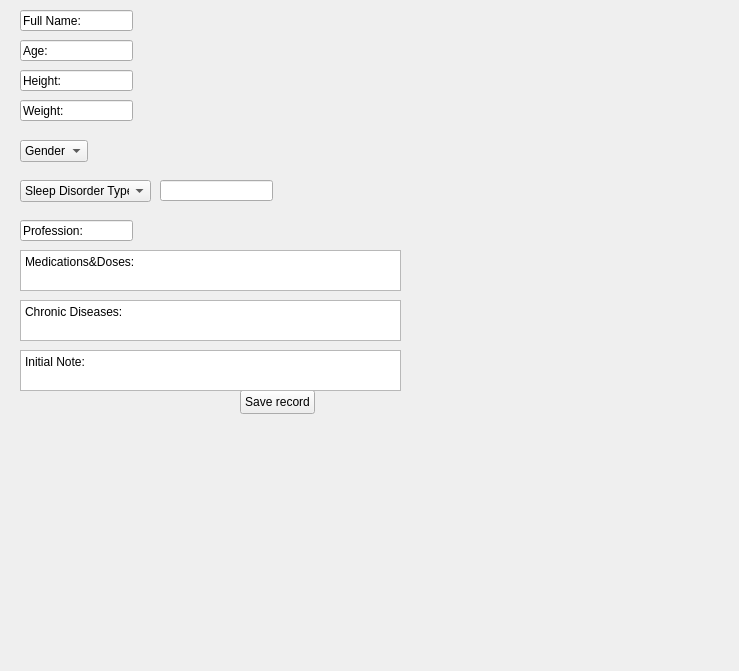
This is ui/patient_register.ui in gokcedenizclydr/sleep_disorder_tracker as Qt 5 draws it before an edit. The edited form follows.
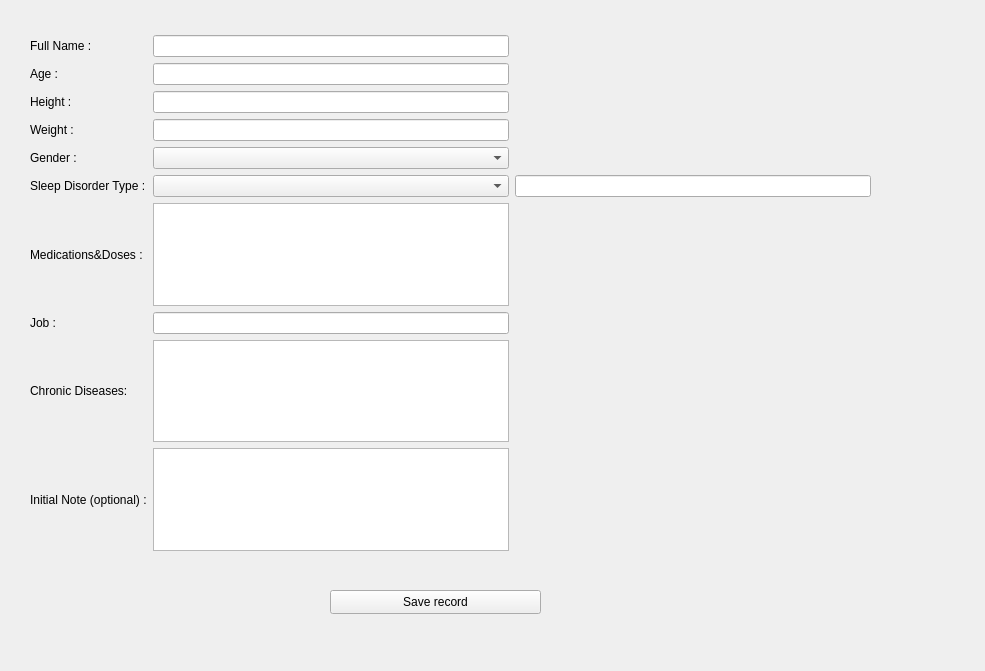
This is the edited form.

The edit to the form file:
```diff
--- a/ui/patient_register.ui
+++ b/ui/patient_register.ui
@@ -6,77 +6,71 @@
    <rect>
     <x>0</x>
     <y>0</y>
-    <width>739</width>
+    <width>985</width>
     <height>671</height>
    </rect>
   </property>
   <property name="windowTitle">
    <string>Form</string>
   </property>
-  <widget class="QLineEdit" name="lineEdit_name">
+  <widget class="QPushButton" name="pushButton">
    <property name="geometry">
     <rect>
-     <x>20</x>
-     <y>10</y>
-     <width>113</width>
-     <height>21</height>
+     <x>330</x>
+     <y>590</y>
+     <width>211</width>
+     <height>24</height>
     </rect>
    </property>
    <property name="text">
-    <string>Full Name:</string>
+    <string>Save record</string>
    </property>
   </widget>
-  <widget class="QLineEdit" name="lineEdit_age">
+  <widget class="QWidget" name="gridLayoutWidget">
    <property name="geometry">
     <rect>
-     <x>20</x>
-     <y>40</y>
-     <width>113</width>
-     <height>21</height>
+     <x>30</x>
+     <y>35</y>
+     <width>841</width>
+     <height>516</height>
     </rect>
    </property>
+   <layout class="QGridLayout" name="gridLayout">
+    <item row="8" column="0">
+     <widget class="QLabel" name="label_9">
    <property name="text">
-    <string>Age:</string>
-   </property>
-  </widget>
-  <widget class="QLineEdit" name="lineEdit_height">
-   <property name="geometry">
-    <rect>
-     <x>20</x>
-     <y>70</y>
-     <width>113</width>
-     <height>21</height>
-    </rect>
-   </property>
+       <string>Chronic Diseases:</string>
+      </property>
+     </widget>
+    </item>
+    <item row="0" column="1">
+     <widget class="QLineEdit" name="lineEdit_name"/>
+    </item>
+    <item row="2" column="0">
+     <widget class="QLabel" name="label_5">
    <property name="text">
-    <string>Height:</string>
-   </property>
-  </widget>
-  <widget class="QLineEdit" name="lineEdit_weight">
-   <property name="geometry">
-    <rect>
-     <x>20</x>
-     <y>100</y>
-     <width>113</width>
-     <height>21</height>
-    </rect>
-   </property>
+       <string>Height :</string>
+      </property>
+     </widget>
+    </item>
+    <item row="1" column="1">
+     <widget class="QLineEdit" name="lineEdit_age"/>
+    </item>
+    <item row="7" column="1">
+     <widget class="QLineEdit" name="lineEdit_profession"/>
+    </item>
+    <item row="6" column="0">
+     <widget class="QLabel" name="label_7">
    <property name="text">
-    <string>Weight:</string>
-   </property>
-  </widget>
+       <string>Medications&amp;Doses :</string>
+      </property>
+     </widget>
+    </item>
+    <item row="4" column="1">
   <widget class="QComboBox" name="comboBox_gender">
-   <property name="geometry">
-    <rect>
-     <x>20</x>
-     <y>140</y>
-     <width>68</width>
-     <height>22</height>
-    </rect>
-   </property>
    <item>
     <property name="text">
-     <string>Gender:</string>
+        <string/>
     </property>
    </item>
    <item>
@@ -95,18 +89,19 @@
     </property>
    </item>
   </widget>
+    </item>
+    <item row="7" column="0">
+     <widget class="QLabel" name="label_8">
+      <property name="text">
+       <string>Job :</string>
+      </property>
+     </widget>
+    </item>
+    <item row="5" column="1">
   <widget class="QComboBox" name="comboBox_disorderType">
-   <property name="geometry">
-    <rect>
-     <x>20</x>
-     <y>180</y>
-     <width>131</width>
-     <height>22</height>
-    </rect>
-   </property>
    <item>
     <property name="text">
-     <string>Sleep Disorder Type:</string>
+        <string/>
     </property>
    </item>
    <item>
@@ -155,80 +150,68 @@
     </property>
    </item>
   </widget>
-  <widget class="QPushButton" name="pushButton">
-   <property name="geometry">
-    <rect>
-     <x>240</x>
-     <y>390</y>
-     <width>75</width>
-     <height>24</height>
-    </rect>
-   </property>
+    </item>
+    <item row="4" column="0">
+     <widget class="QLabel" name="label">
    <property name="text">
-    <string>Save record</string>
-   </property>
-  </widget>
-  <widget class="QLineEdit" name="lineEdit_profession">
-   <property name="geometry">
-    <rect>
-     <x>20</x>
-     <y>220</y>
-     <width>113</width>
-     <height>21</height>
-    </rect>
-   </property>
+       <string>Gender :</string>
+      </property>
+     </widget>
+    </item>
+    <item row="5" column="0">
+     <widget class="QLabel" name="label_2">
    <property name="text">
-    <string>Profession:</string>
-   </property>
-  </widget>
-  <widget class="QLineEdit" name="lineEdit_otherDisorder">
-   <property name="geometry">
-    <rect>
-     <x>160</x>
-     <y>180</y>
-     <width>113</width>
-     <height>21</height>
-    </rect>
-   </property>
-  </widget>
-  <widget class="QPlainTextEdit" name="plainTextEdit_initialNote">
-   <property name="geometry">
-    <rect>
-     <x>20</x>
-     <y>350</y>
-     <width>381</width>
-     <height>41</height>
-    </rect>
-   </property>
-   <property name="plainText">
-    <string>Initial Note:</string>
-   </property>
-  </widget>
-  <widget class="QPlainTextEdit" name="plainTextEdit_chronicDisease">
-   <property name="geometry">
-    <rect>
-     <x>20</x>
-     <y>300</y>
-     <width>381</width>
-     <height>41</height>
-    </rect>
-   </property>
-   <property name="plainText">
-    <string>Chronic Diseases:</string>
-   </property>
-  </widget>
-  <widget class="QPlainTextEdit" name="plainTextEdit_medications">
-   <property name="geometry">
-    <rect>
-     <x>20</x>
-     <y>250</y>
-     <width>381</width>
-     <height>41</height>
-    </rect>
-   </property>
-   <property name="plainText">
-    <string>Medications&amp;Doses:</string>
-   </property>
+       <string>Sleep Disorder Type :</string>
+      </property>
+     </widget>
+    </item>
+    <item row="2" column="1">
+     <widget class="QLineEdit" name="lineEdit_height"/>
+    </item>
+    <item row="0" column="0">
+     <widget class="QLabel" name="label_3">
+      <property name="text">
+       <string>Full Name :</string>
+      </property>
+     </widget>
+    </item>
+    <item row="9" column="0">
+     <widget class="QLabel" name="label_10">
+      <property name="text">
+       <string>Initial Note (optional) :</string>
+      </property>
+     </widget>
+    </item>
+    <item row="1" column="0">
+     <widget class="QLabel" name="label_4">
+      <property name="text">
+       <string>Age :</string>
+      </property>
+     </widget>
+    </item>
+    <item row="3" column="1">
+     <widget class="QLineEdit" name="lineEdit_weight"/>
+    </item>
+    <item row="3" column="0">
+     <widget class="QLabel" name="label_6">
+      <property name="text">
+       <string>Weight :</string>
+      </property>
+     </widget>
+    </item>
+    <item row="5" column="2">
+     <widget class="QLineEdit" name="lineEdit_otherDisorder"/>
+    </item>
+    <item row="6" column="1">
+     <widget class="QPlainTextEdit" name="plainTextEdit_medications"/>
+    </item>
+    <item row="8" column="1">
+     <widget class="QPlainTextEdit" name="plainTextEdit_chronicDisease"/>
+    </item>
+    <item row="9" column="1">
+     <widget class="QPlainTextEdit" name="plainTextEdit_initialNote"/>
+    </item>
+   </layout>
   </widget>
  </widget>
  <resources/>
```
Lines whose indentation alone changed are shown as unchanged.
